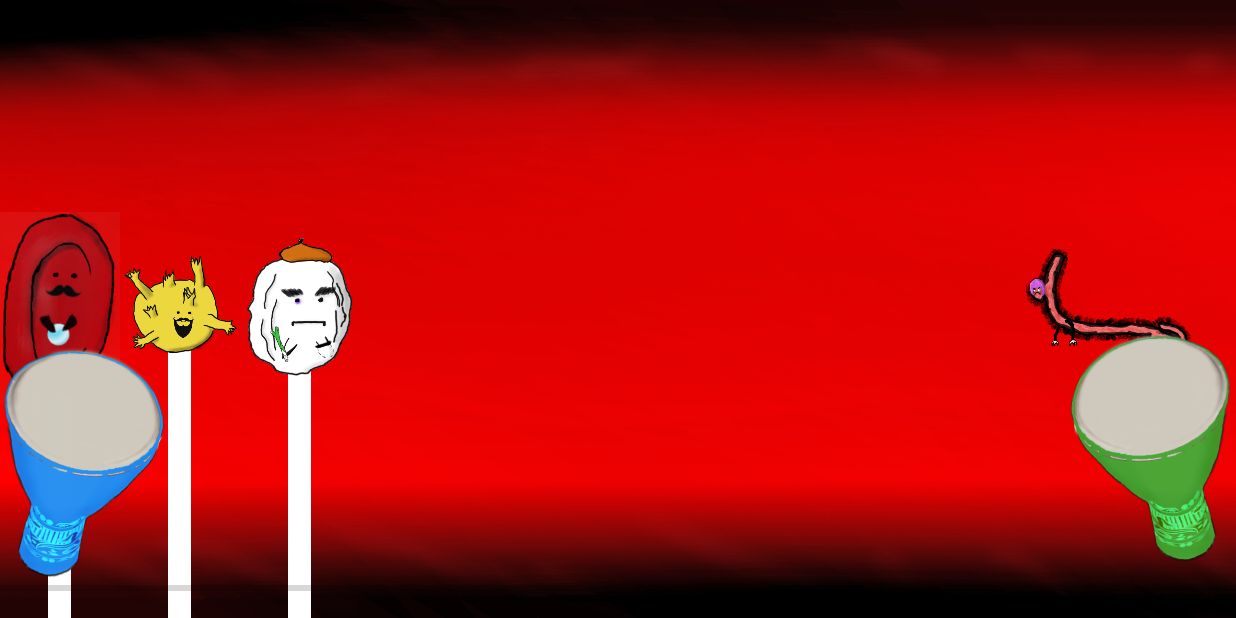
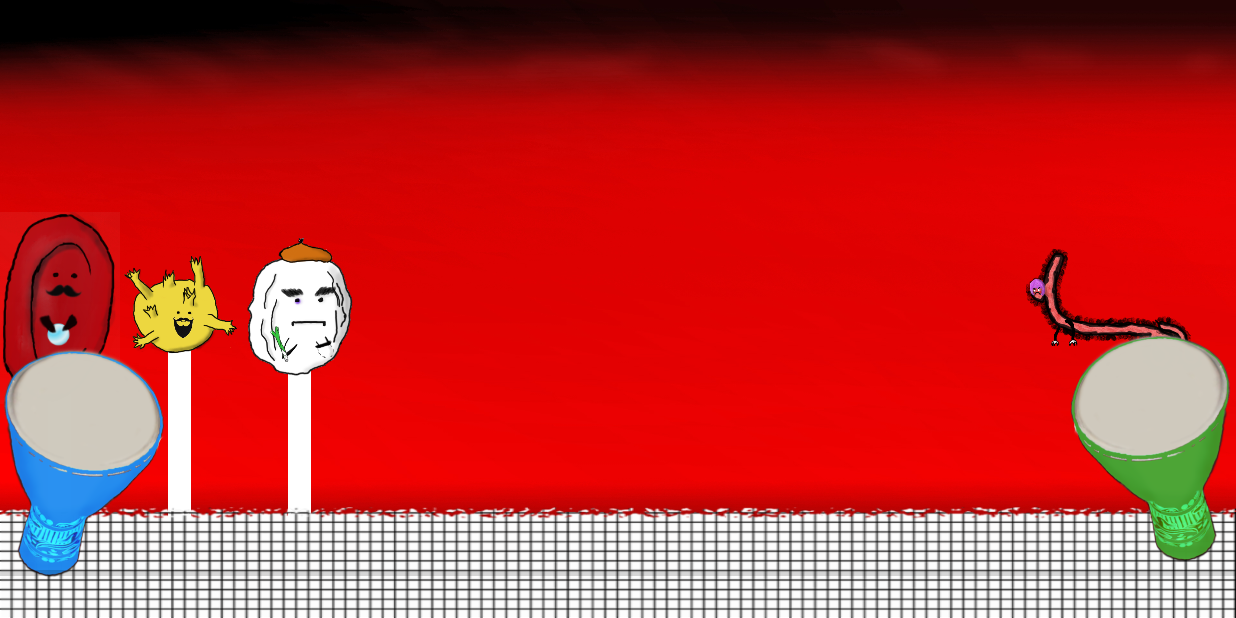
Before and after one commit to chebTS/TheGame, an Android app: the MainActivity screen opened directly, with no data from a screen before it, on a phone screen of 824 x 412 dp (held sideways). Run offline under Robolectric (Android 15) with nearby library versions, the phone set to English and light mode, and no system bars.

Commit message:
Progressbar_bg

```diff
--- a/TheGame/app/src/main/res/layout/activity_main.xml
+++ b/TheGame/app/src/main/res/layout/activity_main.xml
@@ -129,6 +129,13 @@
     </LinearLayout>
 
 
+    <ImageView
+        android:src="@drawable/bg_progressbar"
+        android:scaleType="fitXY"
+        android:layout_alignParentBottom="true"
+        android:layout_width="match_parent"
+        android:layout_height="wrap_content"/>
+
     <LinearLayout
         android:layout_width="match_parent"
         android:layout_height="match_parent"
@@ -171,7 +178,7 @@
         android:id="@+id/progress_level"
         style="?android:attr/progressBarStyleHorizontal"
         android:layout_width="match_parent"
-        android:layout_height="40dp"
+        android:layout_height="60dp"
         android:layout_alignParentBottom="true"
         android:max="10"
         android:progress="0" />
```
Also changed, not shown: TheGame/app/src/main/res/drawable-hdpi/bg_progressbar.png (added), TheGame/app/src/main/res/drawable-mdpi/bg_progressbar.png (added), TheGame/app/src/main/res/drawable-xhdpi/bg_progressbar.png (added), TheGame/app/src/main/res/drawable-xxhdpi/bg_progressbar.png (added).
